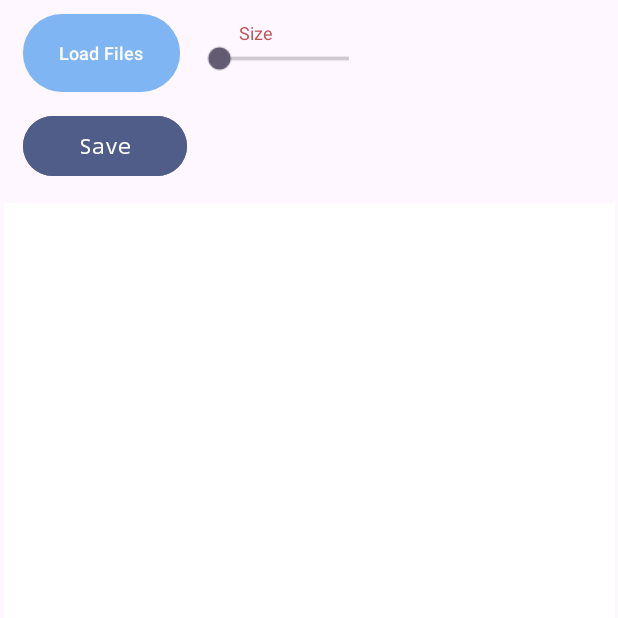
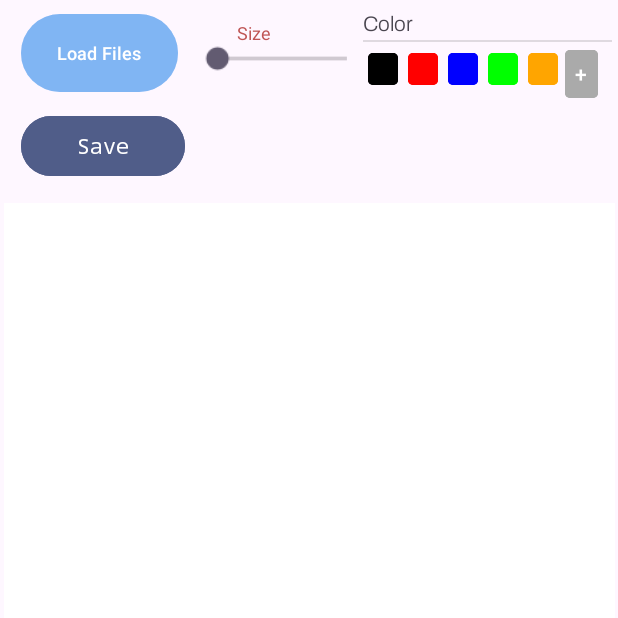
Before and after one commit to FruitAttack/SketchNow, an Android app: the screen it shows after launch (MainActivity), on a phone screen of 412 x 824 dp, the top half of it. Run offline under Robolectric (Android 15) with nearby library versions, the phone set to English and light mode, and no system bars.

Commit message:
Finished adding color picker for pen or drawing tool
Finished adding color picker for pen or drawing tool. Tested annd fully functional. YET TO ADD : Custom Color(To be discussed with team)

```diff
--- a/app/src/main/java/com/example/drawingapp/DrawingFragment.kt
+++ b/app/src/main/java/com/example/drawingapp/DrawingFragment.kt
@@ -1,5 +1,6 @@
 package com.example.drawingapp
 
+import android.graphics.Color
 import androidx.fragment.app.Fragment
 import android.os.Bundle
 import android.view.LayoutInflater
@@ -30,6 +31,26 @@ class DrawingFragment : Fragment() {
             override fun onStopTrackingTouch(seek: SeekBar) {}
         })
 
+        setupColorButtons(view, drawingView)
         return view
     }
+
+    private fun setupColorButtons(view: View, drawingView: DrawingView) {
+
+        view.findViewById<View>(R.id.blackColorButton).setOnClickListener {
+            drawingView.setColor(Color.BLACK)
+        }
+        view.findViewById<View>(R.id.redColorButton).setOnClickListener {
+            drawingView.setColor(Color.RED)
+        }
+        view.findViewById<View>(R.id.blueColorButton).setOnClickListener {
+            drawingView.setColor(Color.BLUE)
+        }
+        view.findViewById<View>(R.id.greenColorButton).setOnClickListener {
+            drawingView.setColor(Color.GREEN)
+        }
+        view.findViewById<View>(R.id.orangeColorButton).setOnClickListener {
+            drawingView.setColor(Color.parseColor("#FFA500"))
+        }
+    }
 }
--- a/app/src/main/java/com/example/drawingapp/DrawingView.kt
+++ b/app/src/main/java/com/example/drawingapp/DrawingView.kt
@@ -91,4 +91,9 @@ class DrawingView(context: Context, attrs: AttributeSet? = null) : View(context,
         invalidate()
     }
 
+    fun setColor(color: Int) {
+        paint.color = color
+        invalidate()
+    }
+
 }
--- a/app/src/main/res/layout/fragment_canvas.xml
+++ b/app/src/main/res/layout/fragment_canvas.xml
@@ -13,7 +13,7 @@
         android:id="@+id/linearLayout"
         android:layout_width="404dp"
         android:layout_height="130dp"
-        android:layout_marginStart="5dp"
+        android:layout_marginStart="4dp"
         android:layout_marginTop="5dp"
         android:animateLayoutChanges="true"
         android:orientation="horizontal"
@@ -67,6 +67,7 @@
                 android:layout_width="85dp"
                 android:layout_height="wrap_content"
                 android:layout_weight="1"
+                android:clickable="false"
                 android:paddingTop="8dp"
                 android:text="Size"
                 android:textAlignment="center"
@@ -90,6 +91,95 @@
                 android:scaleY="1.25" />
         </LinearLayout>
 
+        <LinearLayout
+            android:layout_width="166dp"
+            android:layout_height="85dp"
+            android:orientation="vertical">
+
+            <TextView
+                android:id="@+id/colorLabel"
+                android:layout_width="match_parent"
+                android:layout_height="wrap_content"
+                android:clickable="false"
+                android:fontFamily="@font/archivo_light"
+                android:text="Color"
+                android:typeface="serif" />
+
+            <View
+                android:id="@+id/divider2"
+                android:layout_width="match_parent"
+                android:layout_height="1dp"
+                android:background="?android:attr/listDivider" />
+
+            <HorizontalScrollView
+                android:id="@+id/colorScroller"
+                android:layout_width="match_parent"
+                android:layout_height="47dp"
+                android:clickable="true">
+
+                <LinearLayout
+                    android:id="@+id/colorOptionsLayout"
+                    android:layout_width="match_parent"
+                    android:layout_height="match_parent"
+                    android:orientation="horizontal">
+
+                    <Button
+                        android:id="@+id/blackColorButton"
+                        android:layout_width="20dp"
+                        android:layout_height="29dp"
+                        android:layout_margin="3dp"
+                        android:backgroundTint="@color/black"
+                        app:cornerRadius="3dp" />
+
+                    <Button
+                        android:id="@+id/redColorButton"
+                        android:layout_width="20dp"
+                        android:layout_height="29dp"
+                        android:layout_margin="3dp"
+                        android:backgroundTint="#FF0000"
+                        app:cornerRadius="3dp" />
+
+                    <Button
+                        android:id="@+id/blueColorButton"
+                        android:layout_width="20dp"
+                        android:layout_height="29dp"
+                        android:layout_margin="3dp"
+                        android:backgroundTint="#0000FF"
+                        app:cornerRadius="3dp" />
+
+                    <Button
+                        android:id="@+id/greenColorButton"
+                        android:layout_width="20dp"
+                        android:layout_height="29dp"
+                        android:layout_margin="3dp"
+                        android:backgroundTint="#00FF00"
+                        app:cornerRadius="3dp" />
+
+                    <Button
+                        android:id="@+id/orangeColorButton"
+                        android:layout_width="20dp"
+                        android:layout_height="29dp"
+                        android:layout_margin="3dp"
+                        android:backgroundTint="#FFA500"
+                        app:cornerRadius="3dp" />
+
+                    <Button
+                        android:id="@+id/customColorButton"
+                        android:layout_width="22dp"
+                        android:layout_height="40dp"
+                        android:layout_margin="1dp"
+                        android:backgroundTint="@android:color/darker_gray"
+                        android:padding="0.5dp"
+                        android:text="+"
+                        android:textAlignment="center"
+                        android:textColor="@android:color/white"
+                        android:textSize="14sp"
+                        app:cornerRadius="3dp" />
+                </LinearLayout>
+            </HorizontalScrollView>
+
+        </LinearLayout>
+
     </LinearLayout>
 
     <com.example.drawingapp.DrawingView
```
